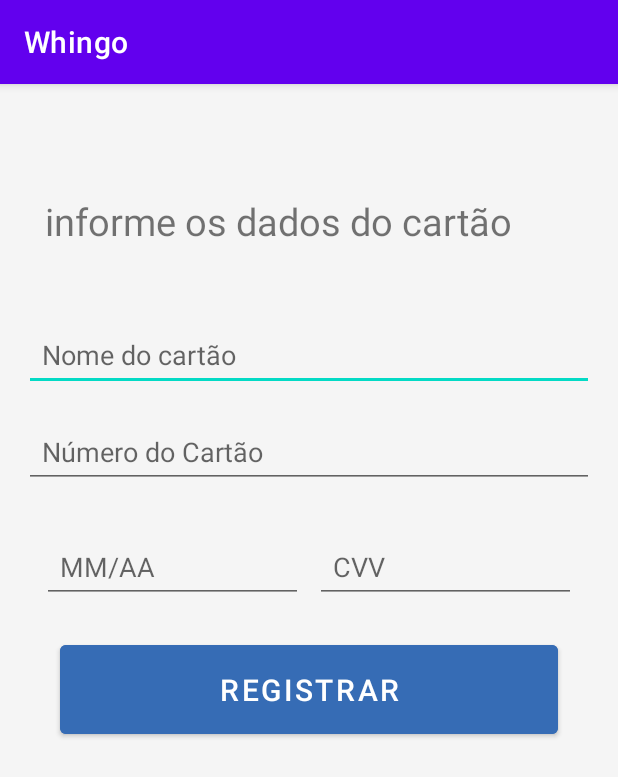
After one commit to Dupas1/Whingo, an Android app: the RegisterCardActivity screen opened directly, with no data from a screen before it, on a phone screen of 412 x 824 dp. The commit adds this screen. Shown: the top 777 px of the screen. Run offline under Robolectric (Android 15) with nearby library versions, the phone set to English and light mode, and no system bars; our stand-ins replace Firebase (no records; nobody signed in at launch, a user with empty details on screens opened directly).

Commit message:
segundo commit domingo

```diff
--- /dev/null
+++ b/app/src/main/res/layout/activity_register_card.xml
@@ -0,0 +1,128 @@
+<?xml version="1.0" encoding="utf-8"?>
+<androidx.constraintlayout.widget.ConstraintLayout xmlns:android="http://schemas.android.com/apk/res/android"
+    xmlns:app="http://schemas.android.com/apk/res-auto"
+    xmlns:tools="http://schemas.android.com/tools"
+    android:layout_width="match_parent"
+    android:layout_height="match_parent"
+    android:background="@color/grey_white"
+    tools:context=".RegisterCardActivity">
+    <LinearLayout
+        android:id="@+id/linearLayout2"
+        android:layout_width="match_parent"
+        android:layout_height="500dp"
+
+        android:orientation="horizontal"
+        app:layout_constraintEnd_toEndOf="parent"
+        app:layout_constraintStart_toStartOf="parent"
+        app:layout_constraintTop_toTopOf="parent">
+
+    </LinearLayout>
+
+    <ImageView
+        android:id="@+id/imageView6"
+        android:layout_width="wrap_content"
+        android:layout_height="wrap_content"
+        android:scaleType="center"
+        app:layout_constraintEnd_toEndOf="parent"
+        app:layout_constraintHorizontal_bias="0.0"
+        app:layout_constraintStart_toStartOf="parent"
+        app:layout_constraintTop_toBottomOf="@+id/linearLayout2" />
+    <TextView
+        android:layout_width="wrap_content"
+        android:layout_height="wrap_content"
+        android:text="informe os dados do cartão"
+        android:textSize="25sp"
+        app:layout_constraintTop_toBottomOf="@id/ivVoltar"
+        app:layout_constraintStart_toStartOf="parent"
+        android:layout_marginStart="30dp"/>
+
+    <ImageView
+        android:id="@+id/ivVoltar"
+        android:layout_width="90dp"
+        android:layout_height="58dp"
+        android:layout_marginStart="16dp"
+        android:layout_marginTop="16dp"
+        android:layout_alignParentTop="true"
+        android:layout_alignParentStart="true"
+        app:layout_constraintLeft_toLeftOf="parent"
+        app:layout_constraintTop_toTopOf="parent"/>
+
+    <EditText
+        android:id="@+id/etUserName"
+        android:layout_width="match_parent"
+        android:layout_height="wrap_content"
+        android:hint="Nome do cartão"
+
+        android:layout_marginStart="16dp"
+        android:layout_marginEnd="16dp"
+        android:layout_marginTop="156dp"
+        android:padding="12dp"
+        app:layout_constraintLeft_toLeftOf="parent"
+        app:layout_constraintTop_toTopOf="parent"/>
+
+    <EditText
+        android:id="@+id/etCardNumber"
+        android:layout_width="match_parent"
+        android:layout_height="wrap_content"
+        android:hint="Número do Cartão"
+        android:layout_below="@id/etUserName"
+        android:layout_marginStart="16dp"
+        android:layout_marginEnd="16dp"
+        android:layout_marginTop="16dp"
+        android:padding="12dp"
+        app:layout_constraintLeft_toLeftOf="parent"
+        app:layout_constraintTop_toBottomOf="@id/etUserName"/>
+
+    <LinearLayout
+        android:id="@+id/llButtons"
+        android:layout_width="match_parent"
+        android:layout_height="wrap_content"
+        android:orientation="horizontal"
+        android:layout_below="@id/etCardNumber"
+        android:layout_marginStart="16dp"
+        android:layout_marginEnd="16dp"
+        android:layout_marginTop="16dp"
+        android:padding="12dp"
+        app:layout_constraintLeft_toLeftOf="parent"
+        app:layout_constraintTop_toBottomOf="@id/etCardNumber">
+
+        <EditText
+            android:id="@+id/etExpiration"
+            android:layout_width="0dp"
+            android:layout_height="wrap_content"
+            android:layout_weight="1"
+            android:hint="MM/AA"
+            android:padding="12dp" />
+
+        <View
+            android:layout_width="8dp"
+            android:layout_height="match_parent" />
+
+        <EditText
+            android:id="@+id/etCVV"
+            android:layout_width="0dp"
+            android:layout_height="wrap_content"
+            android:layout_weight="1"
+            android:hint="CVV"
+            android:padding="12dp"/>
+    </LinearLayout>
+
+    <Button
+        android:id="@+id/btnRegisterCard"
+        android:layout_width="match_parent"
+        android:layout_height="wrap_content"
+        android:layout_alignParentBottom="true"
+        android:layout_marginBottom="10dp"
+        android:layout_marginLeft="40dp"
+        android:layout_marginRight="40dp"
+        android:layout_marginTop="10dp"
+        android:backgroundTint="@color/light_Blue"
+        android:text="Registrar"
+        android:textColor="@android:color/white"
+        android:textSize="20sp"
+        android:padding="16dp"
+        android:radius="20dp"
+        app:layout_constraintLeft_toLeftOf="parent"
+        app:layout_constraintTop_toBottomOf="@id/llButtons"/>
+
+</androidx.constraintlayout.widget.ConstraintLayout>
```
Also changed, not shown: app/src/main/AndroidManifest.xml (+12 -0 lines), app/src/main/java/com/example/whingo/PerfilActivity.kt (+7 -0 lines), app/src/main/java/com/example/whingo/RegisterCardActivity.kt (added, +185 -0 lines), app/src/main/java/com/example/whingo/RentCarActivity.kt (added, +20 -0 lines), app/src/main/java/com/example/whingo/SelectCardActivity.kt (added, +173 -0 lines), app/src/main/java/com/example/whingo/UserActivity.kt (deleted, +0 -27 lines), app/src/main/res/layout/activity_perfil.xml (+12 -0 lines), app/src/main/res/layout/activity_rent_car.xml (added, +10 -0 lines), app/src/main/res/layout/activity_select_card.xml (added, +110 -0 lines), app/src/main/res/layout/activity_user.xml (deleted, +0 -23 lines).
